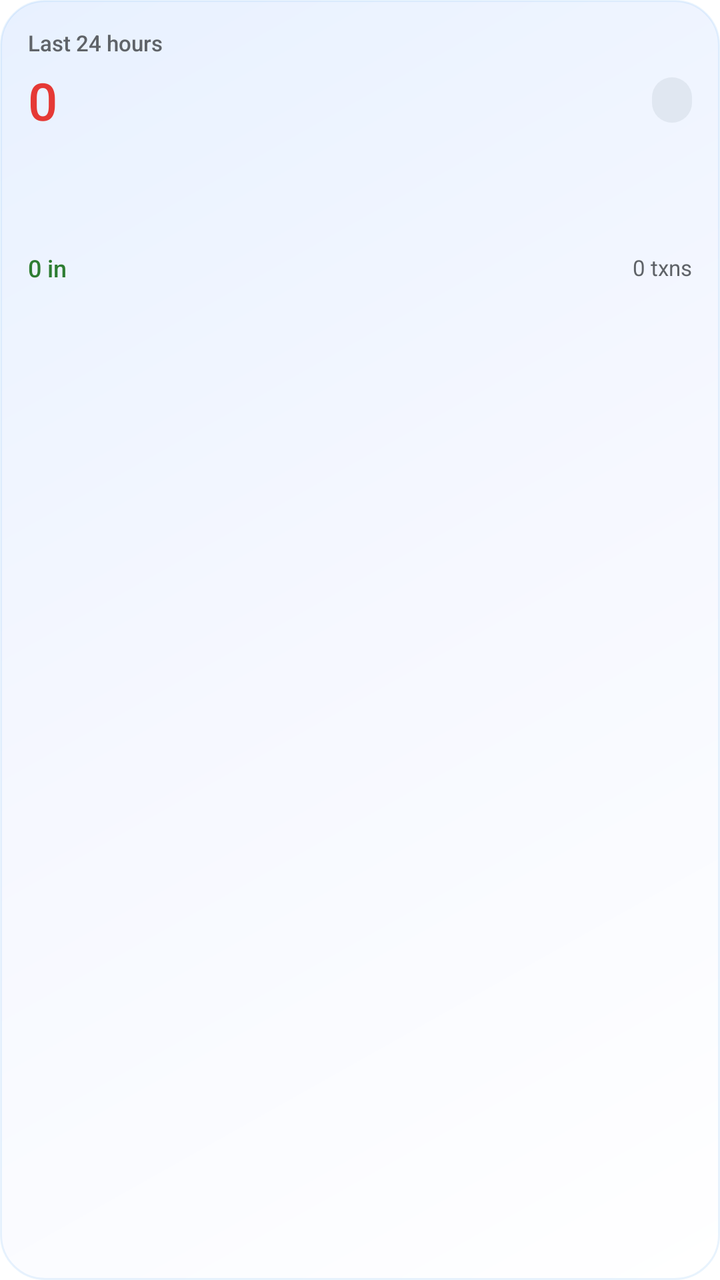
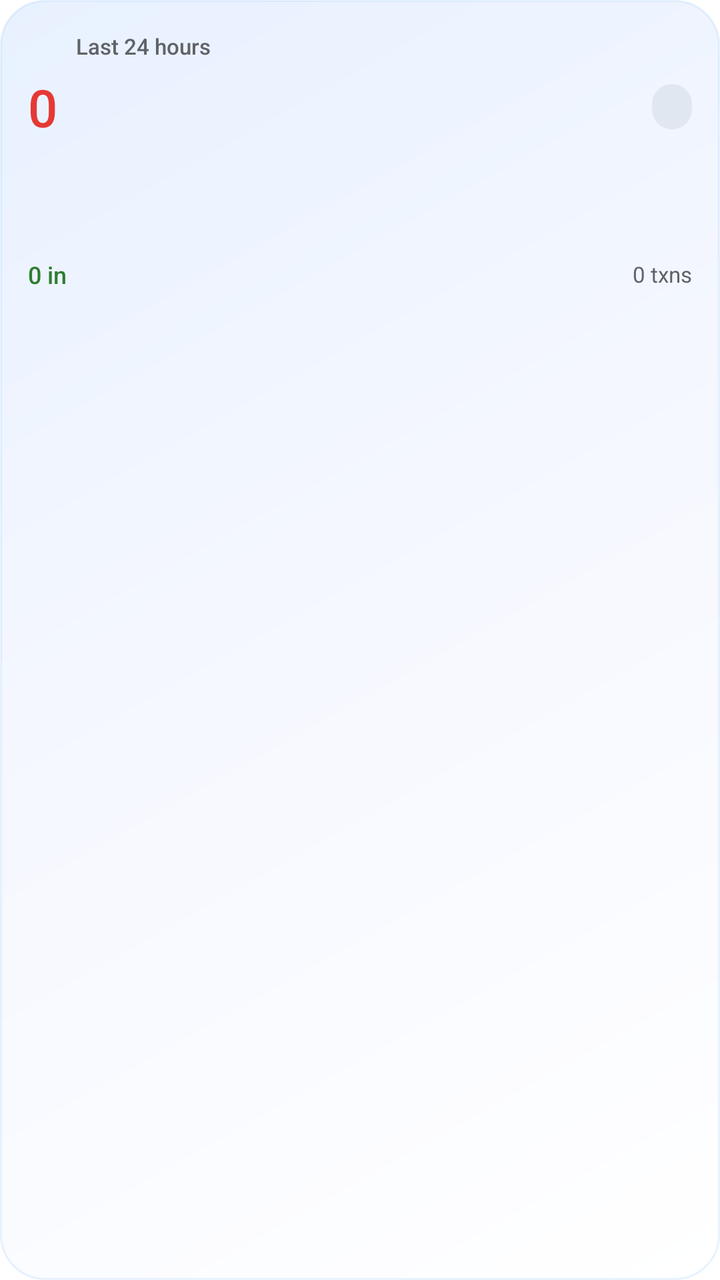

An Android layout rendered at two revisions. The XML below is the earlier revision; the diff shows what the commit changed to produce the second picture.
<!-- AndroidManifest.xml: fallback theme Theme.MaterialComponents.DayNight.NoActionBar -->
<!-- res/layout/spending_widget_layout.xml -->
<?xml version="1.0" encoding="utf-8"?>
<LinearLayout xmlns:android="http://schemas.android.com/apk/res/android"
    android:id="@+id/widget_root"
    android:layout_width="match_parent"
    android:layout_height="match_parent"
    android:orientation="vertical"
    android:padding="14dp"
    android:background="@drawable/widget_background">

    <LinearLayout
        android:layout_width="match_parent"
        android:layout_height="wrap_content"
        android:orientation="horizontal"
        android:gravity="center_vertical">

        <TextView
            android:id="@+id/widget_subtitle"
            android:layout_width="wrap_content"
            android:layout_height="wrap_content"
            android:text="Last 24 hours"
            android:textSize="11sp"
            android:textColor="#5F6368"
            android:fontFamily="sans-serif-medium" />

        <View
            android:layout_width="0dp"
            android:layout_height="0dp"
            android:layout_weight="1" />

        <TextView
            android:id="@+id/widget_date"
            android:layout_width="wrap_content"
            android:layout_height="wrap_content"
            android:textSize="11sp"
            android:textColor="#5F6368" />
    </LinearLayout>

    <LinearLayout
        android:layout_width="match_parent"
        android:layout_height="wrap_content"
        android:orientation="horizontal"
        android:layout_marginTop="4dp"
        android:gravity="center_vertical">

        <TextView
            android:id="@+id/widget_spent"
            android:layout_width="wrap_content"
            android:layout_height="wrap_content"
            android:textSize="26sp"
            android:textColor="#E53935"
            android:fontFamily="sans-serif-medium"
            android:text="0" />

        <View
            android:layout_width="0dp"
            android:layout_height="0dp"
            android:layout_weight="1" />

        <TextView
            android:id="@+id/widget_trend"
            android:layout_width="wrap_content"
            android:layout_height="wrap_content"
            android:textSize="11sp"
            android:fontFamily="sans-serif-medium"
            android:paddingLeft="10dp"
            android:paddingRight="10dp"
            android:paddingTop="4dp"
            android:paddingBottom="4dp"
            android:background="@drawable/widget_chip_neutral"
            android:textColor="#546E7A"
            android:text="" />
    </LinearLayout>

    <ImageView
        android:id="@+id/widget_spark"
        android:layout_width="match_parent"
        android:layout_height="44dp"
        android:layout_marginTop="8dp"
        android:scaleType="fitXY"
        android:importantForAccessibility="no" />

    <LinearLayout
        android:layout_width="match_parent"
        android:layout_height="wrap_content"
        android:layout_marginTop="6dp"
        android:orientation="horizontal"
        android:gravity="center_vertical">

        <TextView
            android:id="@+id/widget_received"
            android:layout_width="wrap_content"
            android:layout_height="wrap_content"
            android:textSize="12sp"
            android:textColor="#2E7D32"
            android:fontFamily="sans-serif-medium"
            android:text="0 in" />

        <View
            android:layout_width="0dp"
            android:layout_height="0dp"
            android:layout_weight="1" />

        <TextView
            android:id="@+id/widget_count"
            android:layout_width="wrap_content"
            android:layout_height="wrap_content"
            android:textSize="11sp"
            android:textColor="#5F6368"
            android:text="0 txns" />
    </LinearLayout>

</LinearLayout>
<!-- resources referenced by this layout -->
<resources>
  <!-- drawable widget_background (drawable) -->
  <?xml version="1.0" encoding="utf-8"?>
  <shape xmlns:android="http://schemas.android.com/apk/res/android"
      android:shape="rectangle">
      <gradient
          android:angle="135"
          android:startColor="#FFFFFFFF"
          android:centerColor="#FFF6F8FF"
          android:endColor="#FFE8F1FF"
          android:type="linear" />
      <corners android:radius="22dp" />
      <stroke
          android:width="1dp"
          android:color="#1A1E88E5" />
  </shape>
  <!-- drawable widget_chip_neutral (drawable) -->
  <?xml version="1.0" encoding="utf-8"?>
  <shape xmlns:android="http://schemas.android.com/apk/res/android"
      android:shape="rectangle">
      <solid android:color="#1A546E7A" />
      <corners android:radius="999dp" />
  </shape>
</resources>

<!-- the commit's change to res/layout/spending_widget_layout.xml (unified diff, before → after) -->
@@ -12,6 +12,13 @@
         android:layout_height="wrap_content"
         android:orientation="horizontal"
         android:gravity="center_vertical">
+
+        <ImageView
+            android:layout_width="18dp"
+            android:layout_height="18dp"
+            android:src="@mipmap/ic_launcher"
+            android:layout_marginEnd="6dp"
+            android:importantForAccessibility="no" />
 
         <TextView
             android:id="@+id/widget_subtitle"
<!-- resource entries referenced after the edit -->
@@ -22,5 +22,13 @@
       <solid android:color="#1A546E7A" />
       <corners android:radius="999dp" />
   </shape>
+  <!-- mipmap ic_launcher (mipmap-anydpi-v26) -->
+  <?xml version="1.0" encoding="utf-8"?>
+  <adaptive-icon xmlns:android="http://schemas.android.com/apk/res/android">
+      <background android:drawable="@color/ic_launcher_background" />
+      <foreground android:drawable="@mipmap/ic_launcher_foreground" />
+      <monochrome android:drawable="@mipmap/ic_launcher_foreground" />
+  </adaptive-icon>
+  <color name="ic_launcher_background">#FFFAF4</color>
 </resources>
 
